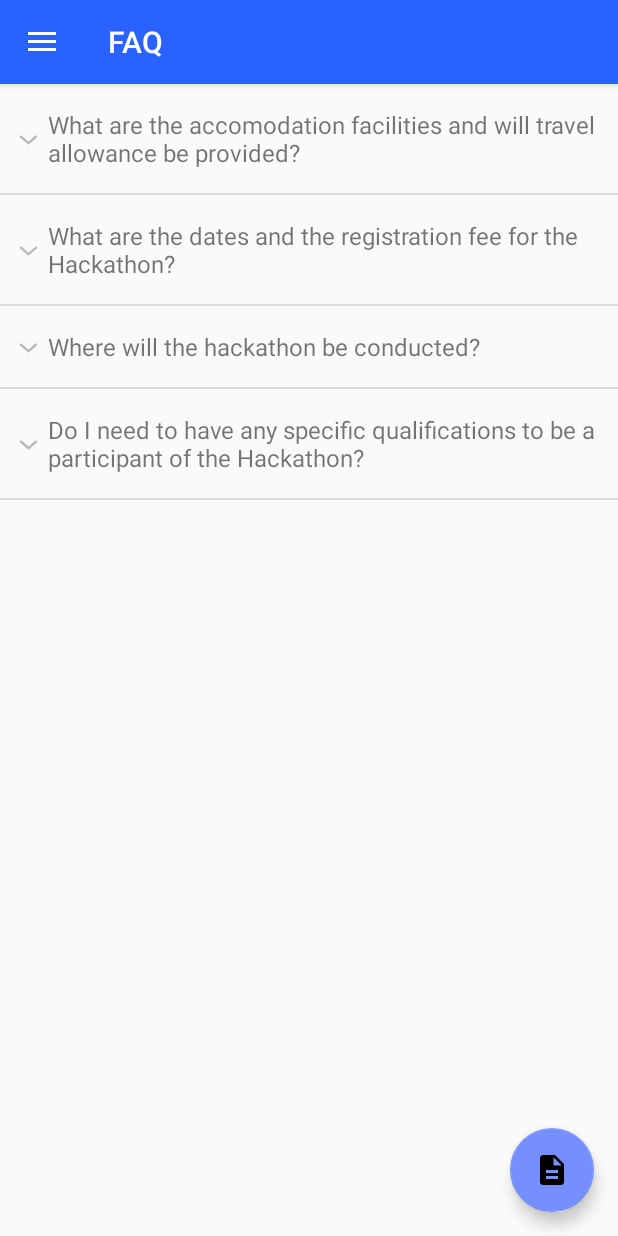
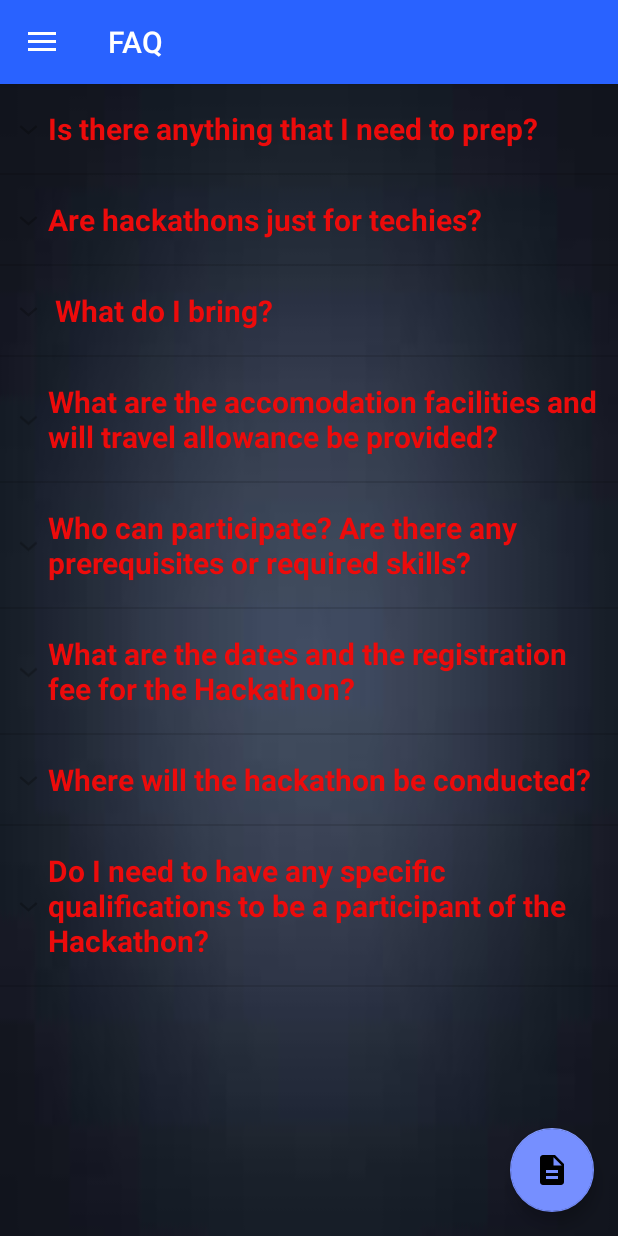
Before and after one commit to surya91521/InNerveApp, an Android app: the screen it shows after launch once a user with an empty profile is signed in (SingleUserActivity), after a tap on "FAQ", on a phone screen of 412 x 824 dp. Run offline under Robolectric (Android 15) with nearby library versions, the phone set to English and light mode, and no system bars; our stand-ins replace Firebase (no records; nobody signed in at launch, a user with empty details on screens opened directly); libraries missing offline, so code that uses them is left out: com.facebook, com.facebook.appevents, com.facebook.login; 1 statement that could not run was skipped; 1 other tap on this screen came first.

Commit message:
FAQ done

```diff
--- a/app/src/main/java/com/example/innerveapp/Faq.java
+++ b/app/src/main/java/com/example/innerveapp/Faq.java
@@ -36,11 +36,22 @@ public class Faq extends Fragment {
         answers2.add("Accommodation will be provided to all the teams coming from outside Pune. Travel reimbursement upto 3rd AC will be provided to the same (Max. upto ₹5000/- per team).");
         ArrayList<String> answers3 = new ArrayList<>();
         answers3.add("The hackathon will be conducted in our college itself - Army Institute of Technology");
-
+        ArrayList<String> answers4 = new ArrayList<>();
+        answers4.add("This is a very hands-on and grassroots event. Bring your laptops, mobile phones, Kinects, Oculus Rifts, Leap Motions, wearable computing devices, to whatever inspires you but above all, your energy and your brain! Don’t worry if you forget something, there will be tons of stuff to do.");
+        ArrayList<String> answers5 = new ArrayList<>();
+        answers5.add("No! In order to design, build, and pitch an app you’ll need more than just technical skills on a team. Each team will have to identify who is covering the following skill sets: Software Development, Marketing, Business, and Graphic Design/Creative.");
+        ArrayList<String> answers6 = new ArrayList<>();
+        answers6.add("Anyone is welcome to participate in this event. While experience coding and programming is a huge plus, teams will also need people with strong presentation skills and brilliant ideas.");
+        ArrayList<String> answers7 = new ArrayList<>();
+        answers7.add("Other than finding fellow brilliant minds with complementary skills to team up with, there is nothing that you need to prepare in advance.");
         item.put("What are the dates and the registration fee for the Hackathon?", answers0);
         item.put("Do I need to have any specific qualifications to be a participant of the Hackathon?", answers1);
         item.put("What are the accomodation facilities and will travel allowance be provided?", answers2);
         item.put("Where will the hackathon be conducted?", answers3);
+        item.put(" What do I bring?",answers4);
+        item.put("Are hackathons just for techies?",answers5);
+        item.put("Who can participate? Are there any prerequisites or required skills?",answers6);
+        item.put("Is there anything that I need to prep?",answers7);
 
         FaqListAdapter faqListAdapter = new FaqListAdapter(item);
         expandableListView.setAdapter(faqListAdapter);
--- a/app/src/main/res/layout/faq.xml
+++ b/app/src/main/res/layout/faq.xml
@@ -8,7 +8,8 @@
     <ExpandableListView
         android:id="@+id/faqListView"
         android:layout_width="match_parent"
-        android:layout_height="match_parent">
+        android:layout_height="match_parent"
+        android:background="@drawable/ques">
 
     </ExpandableListView>
 
--- a/app/src/main/res/layout/faq_list_group.xml
+++ b/app/src/main/res/layout/faq_list_group.xml
@@ -8,10 +8,12 @@
     android:paddingRight="8dp">
 
     <TextView
+        android:id="@+id/textView"
         android:layout_width="wrap_content"
         android:layout_height="wrap_content"
         android:text="Group"
-        android:id="@+id/textView"
-        android:textSize="16sp"/>
+        android:textColor="#EC0B0B"
+        android:textSize="20sp"
+        android:textStyle="normal|bold" />
 
 </LinearLayout>
--- a/app/src/main/res/layout/faq_list_item.xml
+++ b/app/src/main/res/layout/faq_list_item.xml
@@ -13,6 +13,7 @@
         android:layout_width="wrap_content"
         android:layout_height="wrap_content"
         android:text="Item"
-        android:textSize="14sp" />
+        android:textColor="#46FD08"
+        android:textSize="18sp" />
 
 </LinearLayout>
```
Also changed, not shown: app/src/main/res/drawable-v24/ques.jpg (added).
